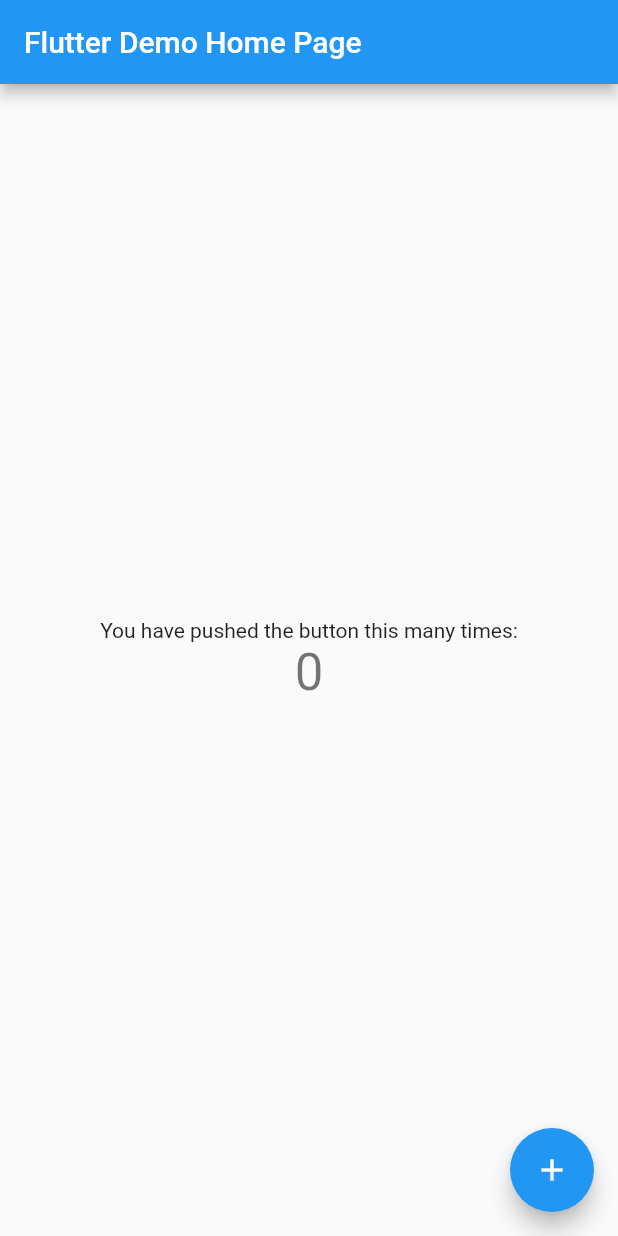
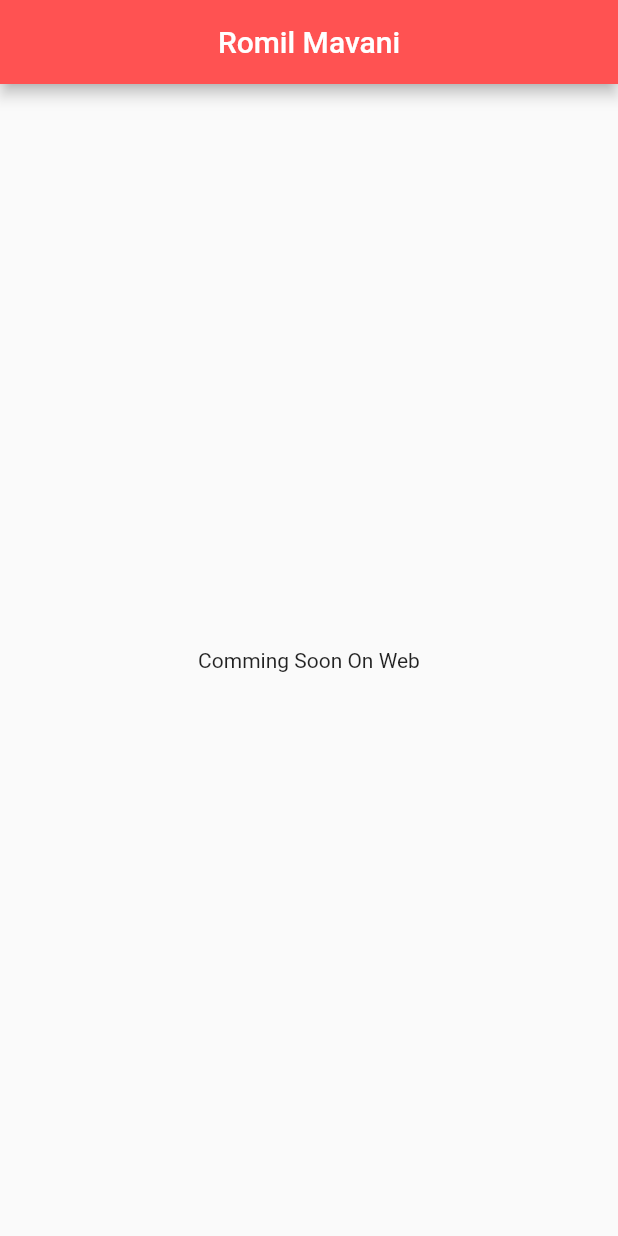
Before and after one commit to romilmavani/demo, a Flutter app: the screen it shows after launch, on a phone screen of 412 x 824 dp. Run offline on Flutter 3.47's test engine with Material 2 defaults, Android fonts, the phone set to English and light mode, and no system bars.

Commit message:
Basic App Created

```diff
--- a/lib/main.dart
+++ b/lib/main.dart
@@ -1,115 +1,29 @@
 import 'package:flutter/material.dart';
 
-void main() {
-  runApp(const MyApp());
+void main(){
+  runApp(HomePage());
 }
 
-class MyApp extends StatelessWidget {
-  const MyApp({Key? key}) : super(key: key);
+class HomePage extends StatefulWidget {
+  const HomePage({Key? key}) : super(key: key);
 
-  // This widget is the root of your application.
+  @override
+  State<HomePage> createState() => _HomePageState();
+}
+
+class _HomePageState extends State<HomePage> {
   @override
   Widget build(BuildContext context) {
     return MaterialApp(
-      title: 'Flutter Demo',
-      theme: ThemeData(
-        // This is the theme of your application.
-        //
-        // Try running your application with "flutter run". You'll see the
-        // application has a blue toolbar. Then, without quitting the app, try
-        // changing the primarySwatch below to Colors.green and then invoke
-        // "hot reload" (press "r" in the console where you ran "flutter run",
-        // or simply save your changes to "hot reload" in a Flutter IDE).
-        // Notice that the counter didn't reset back to zero; the application
-        // is not restarted.
-        primarySwatch: Colors.blue,
+      title: "Romil Mavani",
+      home: Scaffold(
+        appBar: AppBar(
+          title: Text('Romil Mavani'),
+          centerTitle: true,
+          backgroundColor: Colors.redAccent,
+        ),
+        body: Center(child: Text("Comming Soon On Web")),
       ),
-      home: const MyHomePage(title: 'Flutter Demo Home Page'),
     );
   }
 }
-
-class MyHomePage extends StatefulWidget {
-  const MyHomePage({Key? key, required this.title}) : super(key: key);
-
-  // This widget is the home page of your application. It is stateful, meaning
-  // that it has a State object (defined below) that contains fields that affect
-  // how it looks.
-
-  // This class is the configuration for the state. It holds the values (in this
-  // case the title) provided by the parent (in this case the App widget) and
-  // used by the build method of the State. Fields in a Widget subclass are
-  // always marked "final".
-
-  final String title;
-
-  @override
-  State<MyHomePage> createState() => _MyHomePageState();
-}
-
-class _MyHomePageState extends State<MyHomePage> {
-  int _counter = 0;
-
-  void _incrementCounter() {
-    setState(() {
-      // This call to setState tells the Flutter framework that something has
-      // changed in this State, which causes it to rerun the build method below
-      // so that the display can reflect the updated values. If we changed
-      // _counter without calling setState(), then the build method would not be
-      // called again, and so nothing would appear to happen.
-      _counter++;
-    });
-  }
-
-  @override
-  Widget build(BuildContext context) {
-    // This method is rerun every time setState is called, for instance as done
-    // by the _incrementCounter method above.
-    //
-    // The Flutter framework has been optimized to make rerunning build methods
-    // fast, so that you can just rebuild anything that needs updating rather
-    // than having to individually change instances of widgets.
-    return Scaffold(
-      appBar: AppBar(
-        // Here we take the value from the MyHomePage object that was created by
-        // the App.build method, and use it to set our appbar title.
-        title: Text(widget.title),
-      ),
-      body: Center(
-        // Center is a layout widget. It takes a single child and positions it
-        // in the middle of the parent.
-        child: Column(
-          // Column is also a layout widget. It takes a list of children and
-          // arranges them vertically. By default, it sizes itself to fit its
-          // children horizontally, and tries to be as tall as its parent.
-          //
-          // Invoke "debug painting" (press "p" in the console, choose the
-          // "Toggle Debug Paint" action from the Flutter Inspector in Android
-          // Studio, or the "Toggle Debug Paint" command in Visual Studio Code)
-          // to see the wireframe for each widget.
-          //
-          // Column has various properties to control how it sizes itself and
-          // how it positions its children. Here we use mainAxisAlignment to
-          // center the children vertically; the main axis here is the vertical
-          // axis because Columns are vertical (the cross axis would be
-          // horizontal).
-          mainAxisAlignment: MainAxisAlignment.center,
-          children: <Widget>[
-            const Text(
-              'You have pushed the button this many times:',
-            ),
-            Text(
-              '$_counter',
-              style: Theme.of(context).textTheme.headline4,
-            ),
-          ],
-        ),
-      ),
-      floatingActionButton: FloatingActionButton(
-        onPressed: _incrementCounter,
-        tooltip: 'Increment',
-        child: const Icon(Icons.add),
-      ), // This trailing comma makes auto-formatting nicer for build methods.
-    );
-  }
-}
```
Also changed, not shown: 1 other file.
